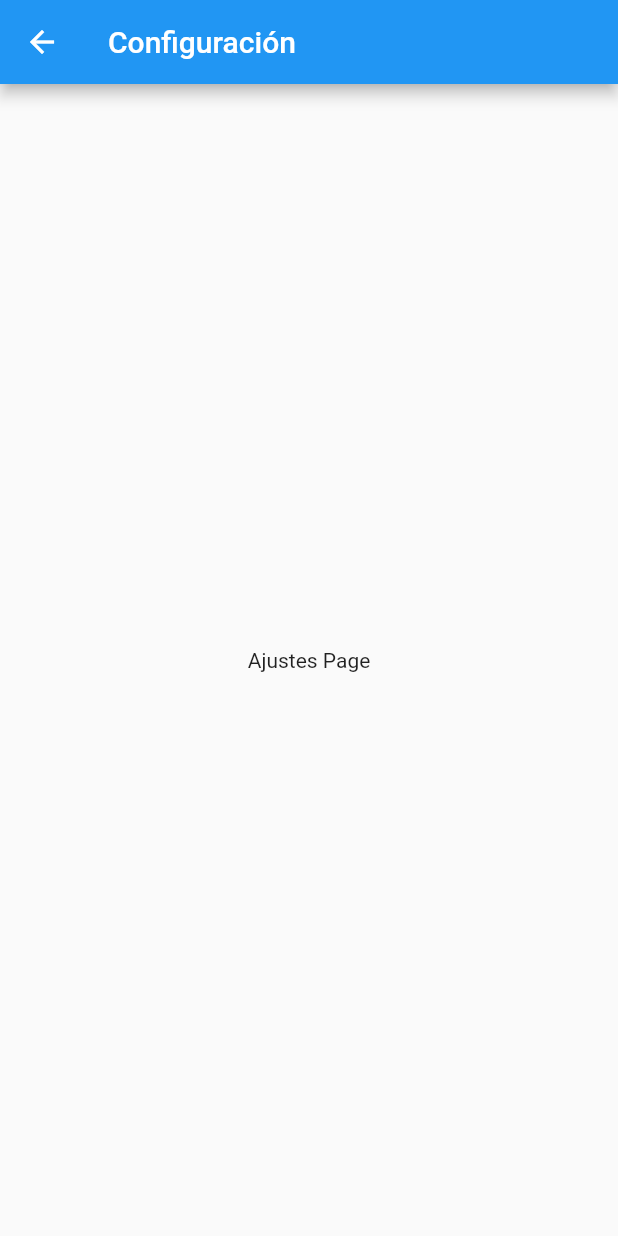
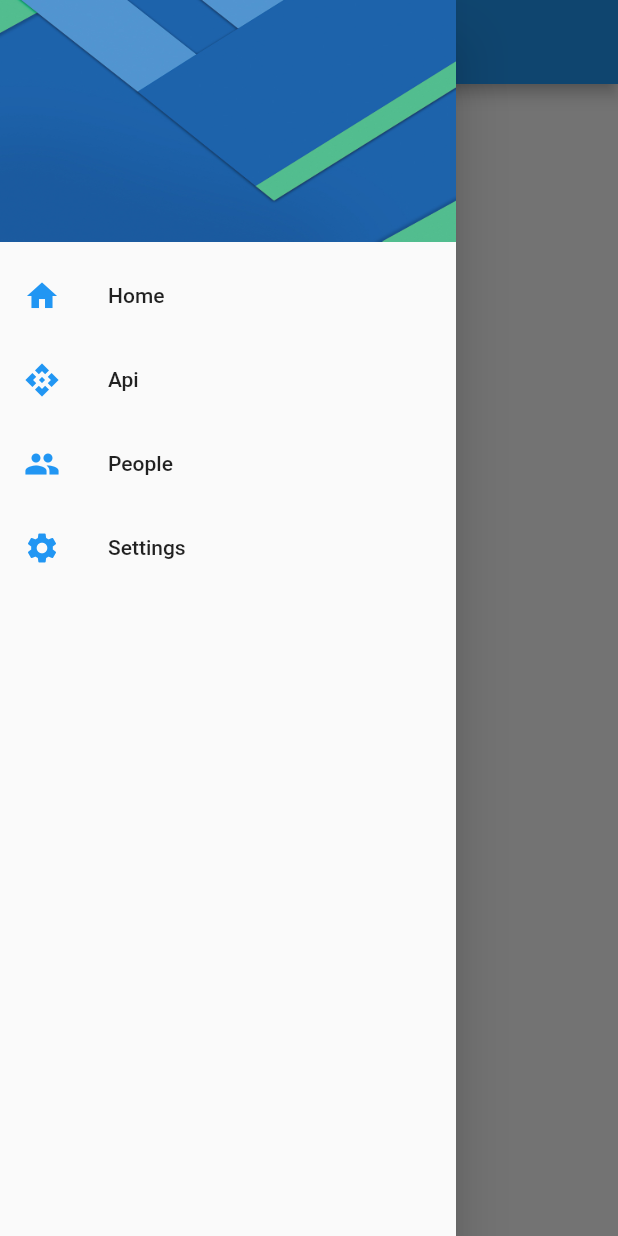
Before and after one commit to ProjectsFlutter/AppPreferencesUser, a Flutter app: the SettingPage screen opened by its route, with the side drawer open (before the commit the screen has no drawer), on a phone screen of 412 x 824 dp. Run offline on Flutter 3.47's test engine with Material 2 defaults, Android fonts, the light colour scheme and no system bars.

Commit message:
Create a separate widget for the drawer

```diff
--- a/lib/src/pages/setting-page.dart
+++ b/lib/src/pages/setting-page.dart
@@ -1,3 +1,4 @@
+import 'package:app_preferences_user/src/widgets/menu-widget.dart';
 import 'package:flutter/material.dart';
 
 class SettingPage extends StatelessWidget {
@@ -9,6 +10,7 @@ class SettingPage extends StatelessWidget {
       appBar: AppBar(
         title: Text('Configuración')
       ),
+      drawer: MenuWidget(),
       body: Center(
         child: Text('Ajustes Page'),
       )
--- /dev/null
+++ b/lib/src/widgets/menu-widget.dart
@@ -0,0 +1,47 @@
+import 'package:app_preferences_user/src/pages/home-page.dart';
+import 'package:app_preferences_user/src/pages/setting-page.dart';
+import 'package:flutter/material.dart';
+
+class MenuWidget extends StatelessWidget {
+
+  @override
+  Widget build(BuildContext context) {
+    return Drawer(
+      child: ListView(
+        padding: EdgeInsets.zero,
+        children: [
+          DrawerHeader(
+            child: Container(),
+            decoration: BoxDecoration(
+                image: DecorationImage(
+                    image: AssetImage('assets/menu-img.jpg'),
+                    fit: BoxFit.fill)),
+          ),
+          ListTile(
+            leading: Icon(Icons.home, color: Colors.blue),
+            title: Text('Home'),
+            onTap: () =>
+                Navigator.pushReplacementNamed(context, HomePage.routeName),
+          ),
+          ListTile(
+            leading: Icon(Icons.api, color: Colors.blue),
+            title: Text('Api'),
+            onTap: () {},
+          ),
+          ListTile(
+            leading: Icon(Icons.people, color: Colors.blue),
+            title: Text('People'),
+            onTap: () {},
+          ),
+          ListTile(
+            leading: Icon(Icons.settings, color: Colors.blue),
+            title: Text('Settings'),
+            onTap: () {
+              Navigator.pushReplacementNamed(context, SettingPage.routeName);
+            },
+          )
+        ],
+      ),
+    );
+  }
+}
```
Also changed, not shown: lib/src/pages/home-page.dart (+2 -42 lines).
